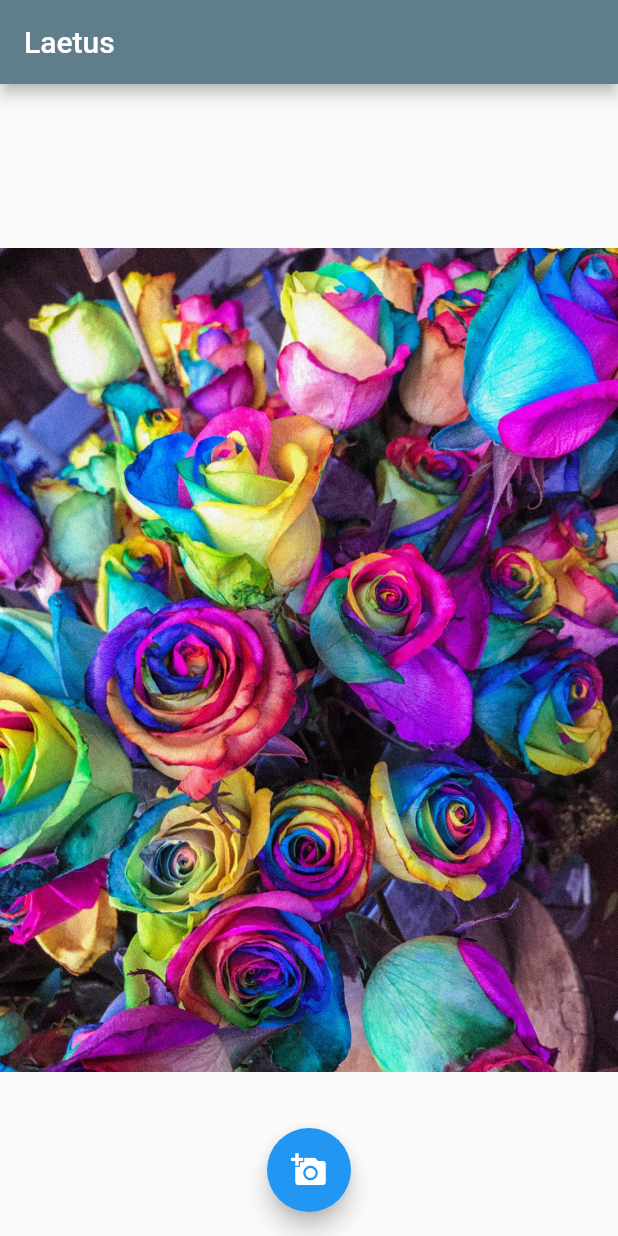
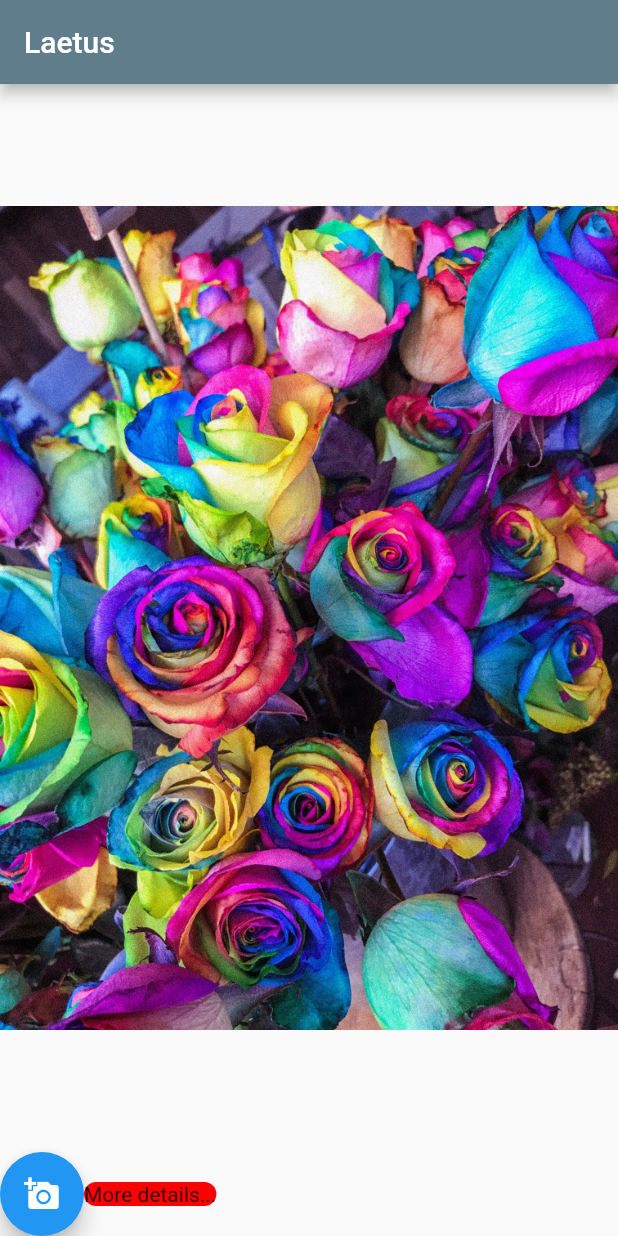
Before and after one commit to CodeZeus-dev/laetus, a Flutter app: the screen it shows after launch, on a phone screen of 412 x 824 dp. Run offline on Flutter 3.47's test engine with Material 2 defaults, Android fonts, the phone set to English and light mode, and no system bars; our stand-ins replace image_picker; missing offline and left inert: image_pixels.

Commit message:
Started on button functionality and routing to details page

```diff
--- /dev/null
+++ b/lib/coloured_button.dart
@@ -0,0 +1,27 @@
+import 'package:flutter/material.dart';
+
+class ColouredButton extends StatelessWidget {
+  final Color colour;
+
+  const ColouredButton(this.colour);
+
+  @override
+  Widget build(BuildContext context) {
+    return Container(
+      decoration: BoxDecoration(
+        color: colour,
+        borderRadius: BorderRadius.circular(12),
+      ),
+      child: GestureDetector(
+        child: Text('More details...'),
+        onTapDown: (_) {
+          print('button pressed routing to...');
+          // Navigator.push(
+          //   context,
+          //   MaterialPageRoute(builder: (context) => ColourInfo()),
+          // );
+        },
+      ),
+    );
+  }
+}
--- a/lib/main.dart
+++ b/lib/main.dart
@@ -7,6 +7,7 @@ import 'dart:io';
 import 'dart:async';
 
 import './dropper.dart';
+import './coloured_button.dart';
 
 void main() => runApp(LaetusApp());
 
@@ -24,6 +25,7 @@ class _LaetusAppState extends State<LaetusApp> {
   Positioned dropper = Positioned(
     child: Container(width: 0.0, height: 0.0),
   );
+  ColouredButton colouredButton = ColouredButton(Color(0xffff0000));
 
   Future _getImage(camOrGal) async {
     ImageSource source;
@@ -100,9 +102,9 @@ class _LaetusAppState extends State<LaetusApp> {
             ],
           ),
         ),
-        floatingActionButtonLocation: FloatingActionButtonLocation.centerFloat,
-        floatingActionButton: Builder(
-          builder: (context) => FloatingActionButton(
+        bottomNavigationBar: Row(
+          children: <Widget>[
+            FloatingActionButton(
                 child: Theme.of(context).platform == TargetPlatform.iOS
                     ? Icon(CupertinoIcons.camera)
                     : Icon(Icons.add_a_photo),
@@ -144,6 +146,8 @@ class _LaetusAppState extends State<LaetusApp> {
                         );
                       });
                 }),
+            colouredButton,
+          ],
         ),
       ),
     );
```
Lines whose indentation alone changed are shown as unchanged.
